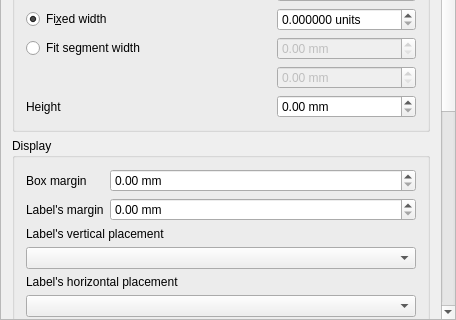
Qt form src/ui/layout/qgslayoutscalebarwidgetbase.ui (carsmie/QGIS) before a commit; both pictures show x 0 to 456 and y 342 to 662 of the 456 by 662 pixel window.
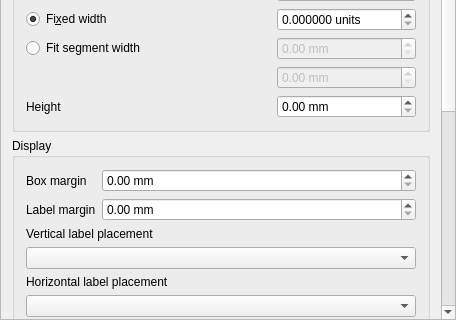
The same form after that commit. Custom widgets are drawn as their Qt base class.

Commit message: Standardise wording and capitalization

```diff
--- a/src/ui/layout/qgslayoutscalebarwidgetbase.ui
+++ b/src/ui/layout/qgslayoutscalebarwidgetbase.ui
@@ -387,14 +387,14 @@
           <item row="1" column="0">
            <widget class="QLabel" name="label_21">
             <property name="text">
-             <string>Label's margin</string>
+             <string>Label margin</string>
             </property>
            </widget>
           </item>
           <item row="2" column="0" colspan="3">
            <widget class="QLabel" name="label_22">
             <property name="text">
-             <string>Label's vertical placement</string>
+             <string>Vertical label placement</string>
             </property>
            </widget>
           </item>
@@ -404,7 +404,7 @@
           <item row="4" column="0" colspan="3">
            <widget class="QLabel" name="label_2">
             <property name="text">
-             <string>Label's horizontal placement</string>
+             <string>Horizontal label placement</string>
             </property>
            </widget>
           </item>
```
The commit also changes 2 other files.
